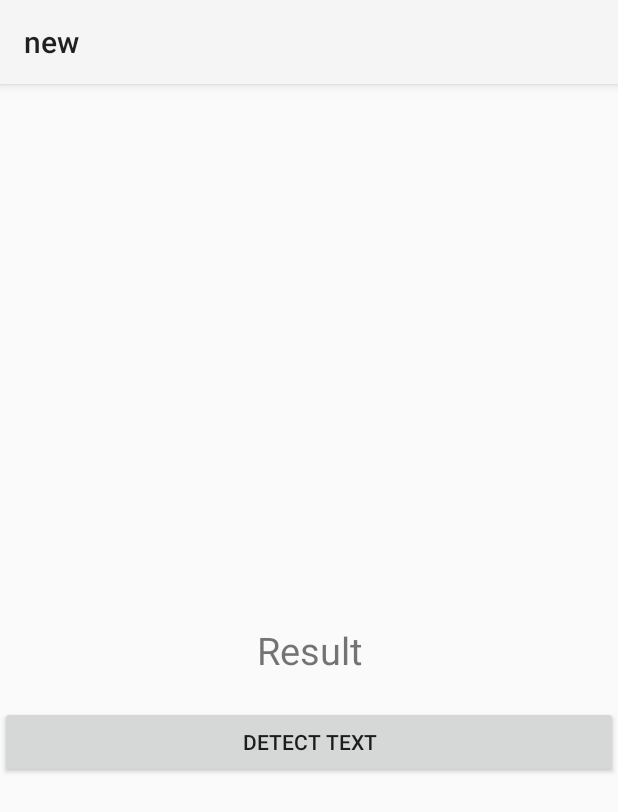
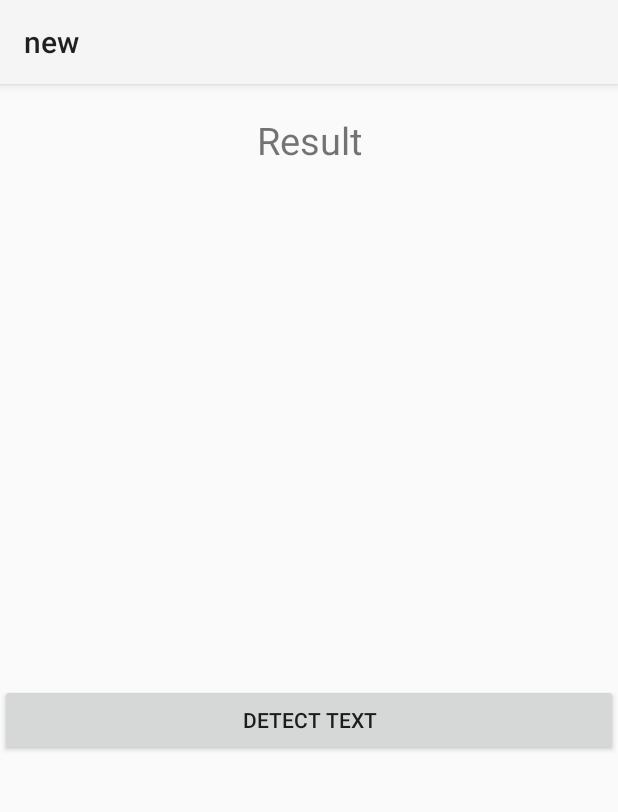
Before and after one commit to Anil-03/OCR_Application_for_visually_impaired, an Android app: the screen it shows after launch (upload), after a tap on "UPLOAD", on a phone screen of 412 x 824 dp. Shown: the top 812 px of the screen. Run offline under Robolectric (Android 15) with nearby library versions, the phone set to English and light mode, and no system bars; libraries missing offline, so code that uses them is left out: com.google.mlkit.vision.

Commit message:
Working App

```diff
--- a/app/build.gradle.kts
+++ b/app/build.gradle.kts
@@ -40,8 +40,8 @@ dependencies {
     implementation(platform("com.google.firebase:firebase-bom:32.7.1"))
     implementation("com.google.firebase:firebase-analytics")
     implementation("com.google.android.gms:play-services-mlkit-text-recognition:19.0.0")
-
-
+    implementation("com.google.android.tts: tts:1.1.0")
+    implementation("com.google.android.gms:play-services-speech:22.0.0")
     implementation("androidx.appcompat:appcompat:1.6.1")
     implementation("com.google.android.material:material:1.11.0")
     implementation("androidx.constraintlayout:constraintlayout:2.1.4")
--- a/app/src/main/java/com/example/anew/MainActivity.java
+++ b/app/src/main/java/com/example/anew/MainActivity.java
@@ -8,7 +8,7 @@ import androidx.appcompat.app.AppCompatActivity;
 
 public class MainActivity extends AppCompatActivity {
     Button captureImg,uploadImg;
-    private static final int PICK_IMAGE_REQUEST = 2;
+
     @Override
     protected void onCreate(Bundle savedInstanceState) {
         super.onCreate(savedInstanceState);
@@ -23,6 +23,7 @@ public class MainActivity extends AppCompatActivity {
             Intent intent=new Intent(MainActivity.this, upload.class);
             startActivity(intent);
         });
+
     }
 
 
--- a/app/src/main/java/com/example/anew/upload.java
+++ b/app/src/main/java/com/example/anew/upload.java
@@ -31,12 +31,14 @@ public class upload extends AppCompatActivity {
         super.onCreate(savedInstanceState);
         setContentView(R.layout.activity_upload);
         detect=findViewById(R.id.uploadDetect);
-        detect.setOnClickListener(v -> openFilePicker());
+        Intent intent = new Intent(Intent.ACTION_PICK, MediaStore.Images.Media.EXTERNAL_CONTENT_URI);
+        startActivityForResult(intent, PICK_IMAGE_REQUEST);
+        //detect.setOnClickListener(v -> openFilePicker());
     }
 
     private void openFilePicker() {
-        Intent intent = new Intent(Intent.ACTION_PICK, MediaStore.Images.Media.EXTERNAL_CONTENT_URI);
-        startActivityForResult(intent, PICK_IMAGE_REQUEST);
+        //Intent intent = new Intent(Intent.ACTION_PICK, MediaStore.Images.Media.EXTERNAL_CONTENT_URI);
+        //startActivityForResult(intent, PICK_IMAGE_REQUEST);
     }
 
     protected void onActivityResult(int requestCode, int resultCode, @Nullable Intent data) {
--- a/app/src/main/res/layout/activity_upload.xml
+++ b/app/src/main/res/layout/activity_upload.xml
@@ -1,6 +1,5 @@
 <?xml version="1.0" encoding="utf-8"?>
 <RelativeLayout xmlns:android="http://schemas.android.com/apk/res/android"
-    xmlns:app="http://schemas.android.com/apk/res-auto"
     xmlns:tools="http://schemas.android.com/tools"
     android:layout_width="match_parent"
     android:layout_height="match_parent"
@@ -18,25 +17,32 @@
         android:layout_marginHorizontal="20dp"
         android:layout_marginVertical="20dp"
         android:contentDescription="@string/todo" />
-    <TextView
-        android:id="@+id/uploadtxtView"
+    <ScrollView
+        android:id="@+id/uploadSV"
         android:layout_width="match_parent"
         android:layout_height="wrap_content"
-        android:layout_below="@id/uploadImgView"
-        android:text="@string/result"
-        android:gravity="center"
-        android:layout_centerHorizontal="true"
-        android:layout_marginStart="20dp"
-        android:layout_marginHorizontal="20dp"
-        android:layout_marginTop="20dp"
-        android:layout_marginBottom="20dp"
-        android:textSize="25sp"
-        android:layout_marginEnd="20dp"/>
+        android:minHeight="400dp"
+        android:layout_alignParentTop="true">
+
+        <TextView
+            android:id="@+id/uploadtxtView"
+            android:layout_width="match_parent"
+            android:layout_height="wrap_content"
+            android:layout_marginHorizontal="20dp"
+            android:layout_marginStart="20dp"
+            android:layout_marginTop="20dp"
+            android:layout_marginEnd="20dp"
+            android:layout_marginBottom="20dp"
+            android:gravity="center"
+            android:text="@string/result"
+            android:textSize="25sp" />
+    </ScrollView>
+
     <Button
         android:id="@+id/uploadDetect"
         android:layout_width="match_parent"
         android:layout_height="wrap_content"
-        android:layout_below="@id/uploadtxtView"
+        android:layout_below="@id/uploadSV"
         android:layout_centerHorizontal="true"
         android:text="@string/detect_text"
         android:gravity="center"/>
```
